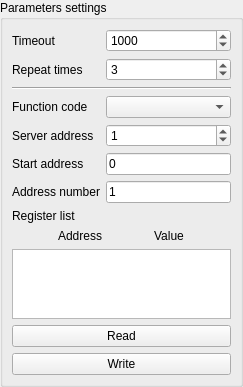
First picture: the form in src/modbus/common/SAKModbusCommonClientSection.ui, repository x-tools-author/x-tools, before the edit.
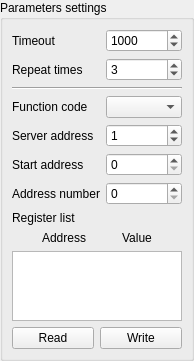
Second picture: the form after the edit.

```diff
--- a/src/modbus/common/SAKModbusCommonClientSection.ui
+++ b/src/modbus/common/SAKModbusCommonClientSection.ui
@@ -6,8 +6,8 @@
    <rect>
     <x>0</x>
     <y>0</y>
-    <width>243</width>
-    <height>364</height>
+    <width>194</width>
+    <height>335</height>
    </rect>
   </property>
   <property name="windowTitle">
@@ -113,7 +113,7 @@
       <item row="3" column="1">
        <widget class="QComboBox" name="functionCodeComboBox">
         <property name="sizePolicy">
-         <sizepolicy hsizetype="Ignored" vsizetype="Fixed">
+         <sizepolicy hsizetype="Preferred" vsizetype="Fixed">
           <horstretch>0</horstretch>
           <verstretch>0</verstretch>
          </sizepolicy>
@@ -165,19 +165,6 @@
         </property>
        </widget>
       </item>
-      <item row="5" column="1">
-       <widget class="QLineEdit" name="startAddressLineEdit">
-        <property name="sizePolicy">
-         <sizepolicy hsizetype="Ignored" vsizetype="Fixed">
-          <horstretch>0</horstretch>
-          <verstretch>0</verstretch>
-         </sizepolicy>
-        </property>
-        <property name="text">
-         <string notr="true">0</string>
-        </property>
-       </widget>
-      </item>
       <item row="6" column="0">
        <widget class="QLabel" name="label_14">
         <property name="sizePolicy">
@@ -191,55 +178,6 @@
         </property>
        </widget>
       </item>
-      <item row="6" column="1">
-       <widget class="QLineEdit" name="registerNumberLineEdit">
-        <property name="sizePolicy">
-         <sizepolicy hsizetype="Preferred" vsizetype="Fixed">
-          <horstretch>0</horstretch>
-          <verstretch>0</verstretch>
-         </sizepolicy>
-        </property>
-        <property name="text">
-         <string notr="true">1</string>
-        </property>
-       </widget>
-      </item>
-      <item row="8" column="0" colspan="2">
-       <layout class="QHBoxLayout" name="horizontalLayout">
-        <item>
-         <widget class="QLabel" name="label_18">
-          <property name="sizePolicy">
-           <sizepolicy hsizetype="Fixed" vsizetype="Preferred">
-            <horstretch>0</horstretch>
-            <verstretch>0</verstretch>
-           </sizepolicy>
-          </property>
-          <property name="text">
-           <string>Address</string>
-          </property>
-          <property name="alignment">
-           <set>Qt::AlignCenter</set>
-          </property>
-         </widget>
-        </item>
-        <item>
-         <widget class="QLabel" name="label_10">
-          <property name="sizePolicy">
-           <sizepolicy hsizetype="Fixed" vsizetype="Preferred">
-            <horstretch>0</horstretch>
-            <verstretch>0</verstretch>
-           </sizepolicy>
-          </property>
-          <property name="text">
-           <string>Value</string>
-          </property>
-          <property name="alignment">
-           <set>Qt::AlignCenter</set>
-          </property>
-         </widget>
-        </item>
-       </layout>
-      </item>
       <item row="9" column="0" colspan="2">
        <widget class="QTableWidget" name="readWriteValuesTableWidget">
         <property name="sizePolicy">
@@ -251,17 +189,41 @@
        </widget>
       </item>
       <item row="10" column="0" colspan="2">
-       <widget class="QPushButton" name="sendReadRequestPushButton">
-        <property name="text">
-         <string>Read</string>
+       <widget class="QWidget" name="widget" native="true">
+        <property name="minimumSize">
+         <size>
+          <width>0</width>
+          <height>0</height>
+         </size>
         </property>
-       </widget>
-      </item>
-      <item row="11" column="0" colspan="2">
-       <widget class="QPushButton" name="sendWriteRequestPushButton">
-        <property name="text">
-         <string>Write</string>
-        </property>
+        <layout class="QHBoxLayout" name="horizontalLayout_2">
+         <property name="leftMargin">
+          <number>0</number>
+         </property>
+         <property name="topMargin">
+          <number>0</number>
+         </property>
+         <property name="rightMargin">
+          <number>0</number>
+         </property>
+         <property name="bottomMargin">
+          <number>0</number>
+         </property>
+         <item>
+          <widget class="QPushButton" name="sendReadRequestPushButton">
+           <property name="text">
+            <string>Read</string>
+           </property>
+          </widget>
+         </item>
+         <item>
+          <widget class="QPushButton" name="sendWriteRequestPushButton">
+           <property name="text">
+            <string>Write</string>
+           </property>
+          </widget>
+         </item>
+        </layout>
        </widget>
       </item>
       <item row="7" column="0" colspan="2">
@@ -277,6 +239,56 @@
         </property>
        </widget>
       </item>
+      <item row="8" column="0" colspan="2">
+       <layout class="QHBoxLayout" name="horizontalLayout">
+        <item>
+         <widget class="QLabel" name="label_18">
+          <property name="sizePolicy">
+           <sizepolicy hsizetype="Fixed" vsizetype="Preferred">
+            <horstretch>0</horstretch>
+            <verstretch>0</verstretch>
+           </sizepolicy>
+          </property>
+          <property name="text">
+           <string>Address</string>
+          </property>
+          <property name="alignment">
+           <set>Qt::AlignCenter</set>
+          </property>
+         </widget>
+        </item>
+        <item>
+         <widget class="QLabel" name="label_10">
+          <property name="sizePolicy">
+           <sizepolicy hsizetype="Fixed" vsizetype="Preferred">
+            <horstretch>0</horstretch>
+            <verstretch>0</verstretch>
+           </sizepolicy>
+          </property>
+          <property name="text">
+           <string>Value</string>
+          </property>
+          <property name="alignment">
+           <set>Qt::AlignCenter</set>
+          </property>
+         </widget>
+        </item>
+       </layout>
+      </item>
+      <item row="5" column="1">
+       <widget class="QSpinBox" name="startAddressSpinBox">
+        <property name="maximum">
+         <number>65535</number>
+        </property>
+       </widget>
+      </item>
+      <item row="6" column="1">
+       <widget class="QSpinBox" name="registerNumberSpinBox">
+        <property name="maximum">
+         <number>124</number>
+        </property>
+       </widget>
+      </item>
      </layout>
     </widget>
    </item>
```
